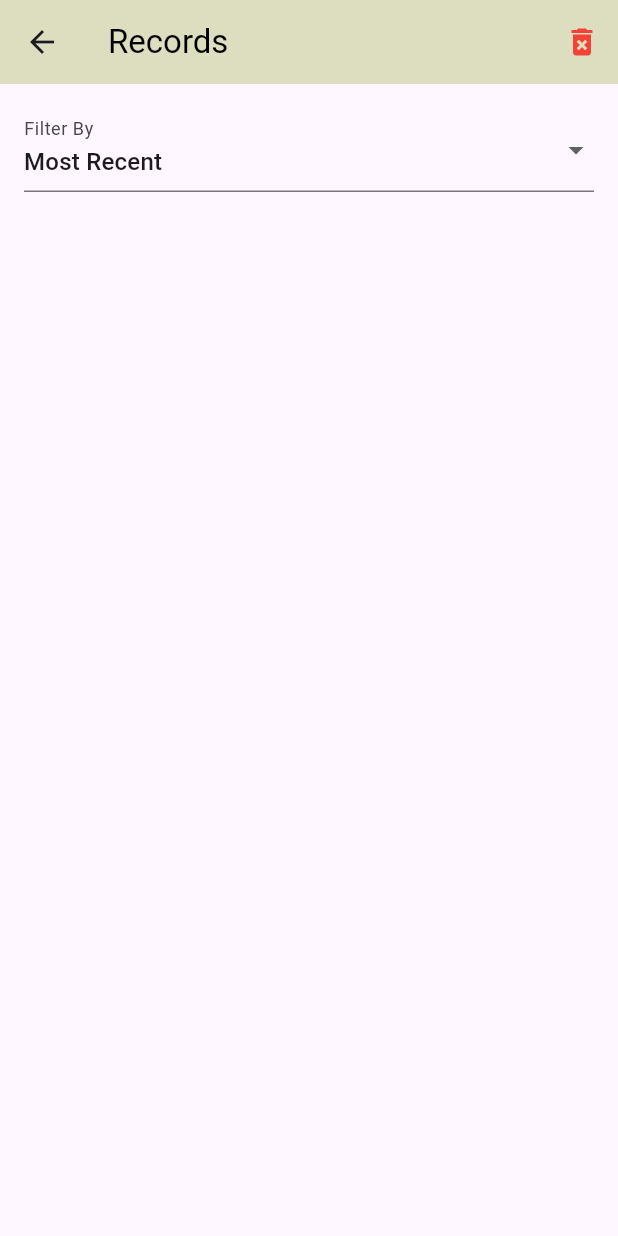
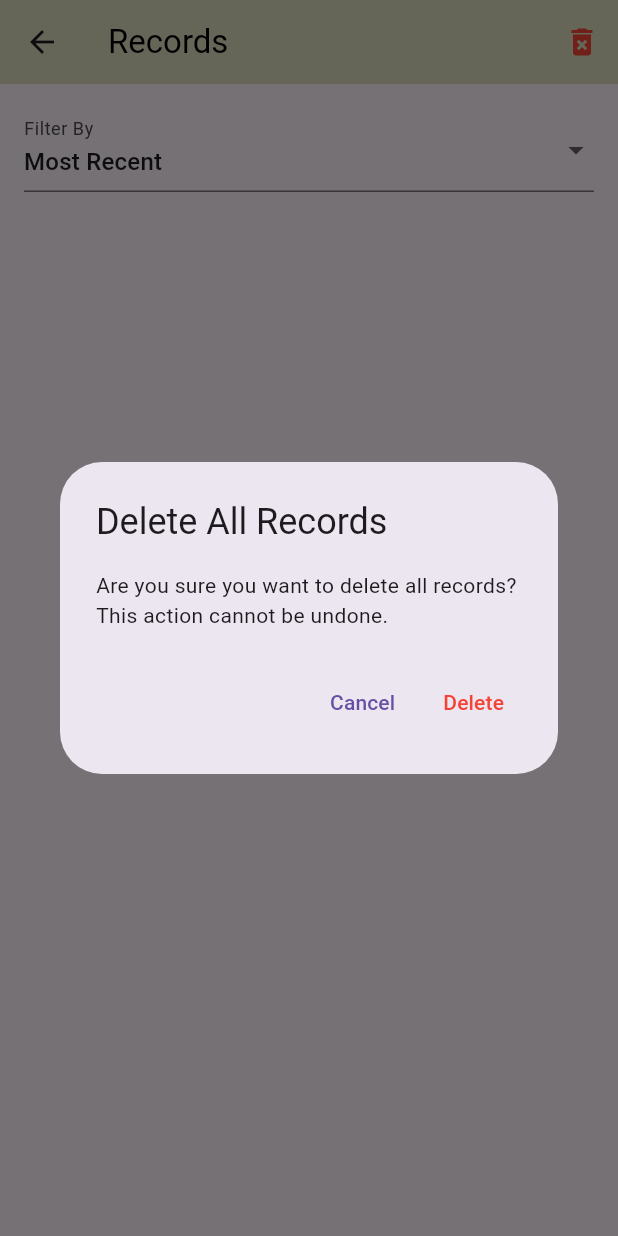
Before and after one commit to diegoforrest/App, a Flutter app: the RecordsScreen screen opened by its route, after a tap on the "delete forever" icon, on a phone screen of 412 x 824 dp. Run offline on Flutter 3.47's test engine with Material 3 defaults, Android fonts, the phone set to English and light mode, and no system bars; our stand-ins replace flutter_local_notifications, image_picker, permission_handler, shared_preferences, sqflite, timezone; missing offline and left inert: tflite_flutter; accounts and stored records are empty.

Commit message:
FINAL (UI)

```diff
--- a/lib/main.dart
+++ b/lib/main.dart
@@ -42,6 +42,7 @@ class MyApp extends StatelessWidget {
         '/save_to_records': (context) => SaveToRecordsScreen(),
         '/records': (context) => RecordsScreen(),
         '/notification': (context) => NotificationScreen(), // Add this
+
       },
     );
   }
--- a/lib/screens/records_screen.dart
+++ b/lib/screens/records_screen.dart
@@ -42,15 +42,55 @@ class _RecordsScreenState extends State<RecordsScreen> {
     }
     return records;
   }
+  Future<void> _deleteRecord(int id) async {
+    final confirm = await showDialog<bool>(
+      context: context,
+      builder: (context) => AlertDialog(
+        title: const Text('Delete Record'),
+        content: const Text('Are you sure you want to delete this record?'),
+        actions: [
+          TextButton(
+            onPressed: () => Navigator.of(context).pop(false),
+            child: const Text('Cancel'),
+          ),
+          TextButton(
+            onPressed: () => Navigator.of(context).pop(true),
+            child: const Text('Delete', style: TextStyle(color: Colors.red)),
+          ),
+        ],
+      ),
+    );
 
-  Future<void> _deleteRecord(int id) async {
-    await _databaseHelper.deleteRecord(id);
-    _loadRecords(); // Refresh the record list
+    if (confirm == true) {
+      await _databaseHelper.deleteRecord(id);
+      _loadRecords(); // Refresh the record list
+    }
   }
 
+
   Future<void> _deleteAllRecords() async {
-    await _databaseHelper.deleteAllRecords(); // Added this
-    _loadRecords();
+    final confirm = await showDialog<bool>(
+      context: context,
+      builder: (context) => AlertDialog(
+        title: const Text('Delete All Records'),
+        content: const Text('Are you sure you want to delete all records? This action cannot be undone.'),
+        actions: [
+          TextButton(
+            onPressed: () => Navigator.of(context).pop(false),
+            child: const Text('Cancel'),
+          ),
+          TextButton(
+            onPressed: () => Navigator.of(context).pop(true),
+            child: const Text('Delete', style: TextStyle(color: Colors.red)),
+          ),
+        ],
+      ),
+    );
+
+    if (confirm == true) {
+      await _databaseHelper.deleteAllRecords();
+      _loadRecords();
+    }
   }
 
   @override
@@ -114,29 +154,23 @@ class _RecordsScreenState extends State<RecordsScreen> {
                                     width: 100,
                                     height: 100,
                                     color: Colors.grey[300],
-                                    child:
-                                    const Center(child: Text('No Image')),
+                                    child: const Center(child: Text('No Image')),
                                   ),
                                 const SizedBox(width: 16),
                                 Expanded(
                                   child: Column(
-                                    crossAxisAlignment:
-                                    CrossAxisAlignment.start,
+                                    crossAxisAlignment: CrossAxisAlignment.start,
                                     children: [
                                       Text('Record - ${record.id}'),
-                                      Text(
-                                          'Classification: ${record.classification}'),
-                                      Text(
-                                          'Date: ${DateFormat('MMMM d yyyy, h:mm a').format(record.date)}'),
+                                      Text('Classification: ${record.classification}'),
+                                      Text('Date: ${DateFormat('MMMM d yyyy, h:mm a').format(record.date)}'),
                                       Text('Note: ${record.note}'),
                                     ],
                                   ),
                                 ),
                                 IconButton(
-                                  // Delete button for each record
                                   onPressed: () => _deleteRecord(record.id!),
-                                  icon: const Icon(Icons.delete,
-                                      color: Colors.red),
+                                  icon: const Icon(Icons.delete, color: Colors.red),
                                 ),
                               ],
                             ),
--- a/lib/screens/scan_result_screen.dart
+++ b/lib/screens/scan_result_screen.dart
@@ -26,6 +26,11 @@ class ScanResultScreen extends StatelessWidget {
         title: const Text(
           'Result',
           style: TextStyle(color: Colors.white), // White text
+        ),
+        leading: BackButton(
+          onPressed: () {
+            Navigator.pushReplacementNamed(context, '/scan');
+          },
         ),
         centerTitle: true,
         elevation: 0,
```
Also changed, not shown: lib/screens/scan_screen.dart (+30 -60 lines).
